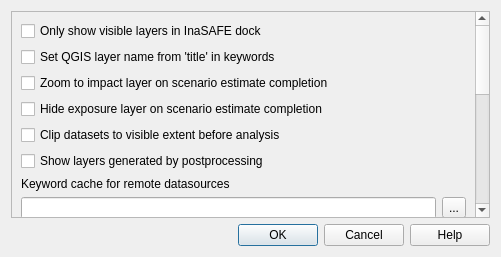
The window that safe_qgis/options_dialog_base.ui (inasafe/inasafe) describes before a commit, drawn with Qt 5.
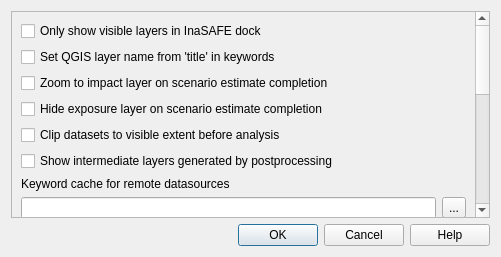
The same window after the commit. Icons and pictures are not drawn.

Commit message: better gui text

```diff
--- a/safe_qgis/options_dialog_base.ui
+++ b/safe_qgis/options_dialog_base.ui
@@ -314,7 +314,7 @@
           <string>Turn on to see the intermediate files generated by the postprocessing steps in the map canvas</string>
          </property>
          <property name="text">
-          <string>Show layers generated by postprocessing</string>
+          <string>Show intermediate layers generated by postprocessing</string>
          </property>
         </widget>
        </item>
```
